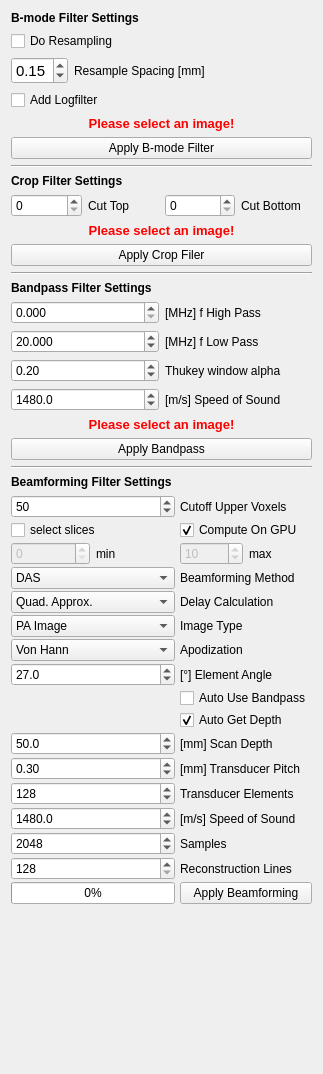
MITK/MITK, file Plugins/org.mitk.gui.qt.photoacoustics.imageprocessing/src/internal/PAImageProcessingControls.ui: the form before one commit.
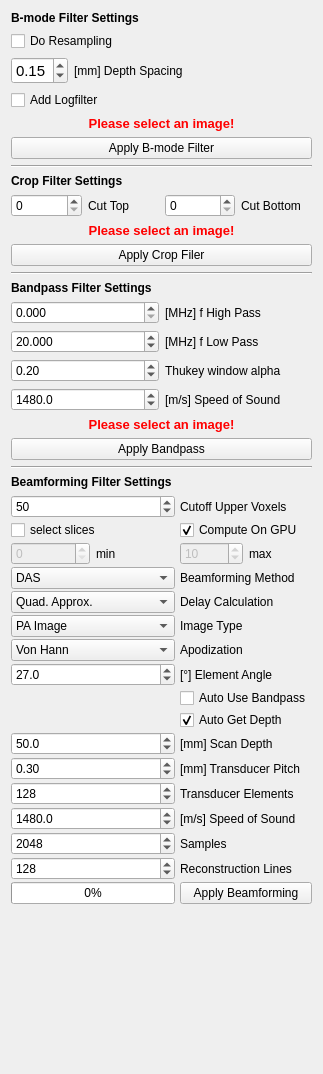
The form after the commit.

Commit message: set different default/min-max values in gui

```diff
--- a/Plugins/org.mitk.gui.qt.photoacoustics.imageprocessing/src/internal/PAImageProcessingControls.ui
+++ b/Plugins/org.mitk.gui.qt.photoacoustics.imageprocessing/src/internal/PAImageProcessingControls.ui
@@ -78,7 +78,7 @@
            <item>
             <widget class="QLabel" name="ResamplingLabel">
              <property name="text">
-              <string>Resample Spacing [mm]</string>
+              <string>[mm] Depth Spacing </string>
              </property>
             </widget>
            </item>
@@ -506,7 +506,7 @@
           </sizepolicy>
          </property>
          <property name="minimum">
-          <number>128</number>
+          <number>64</number>
          </property>
          <property name="maximum">
           <number>2048</number>
```
Left out of the diff: 11 changed lines with no effect on the pictures.
